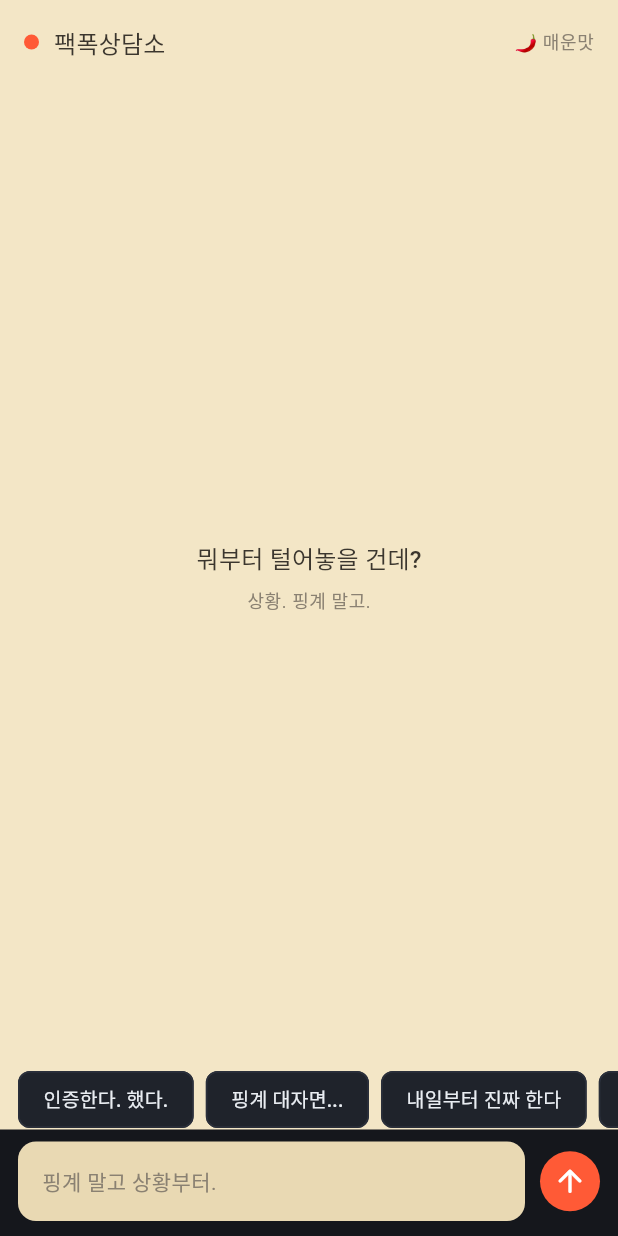
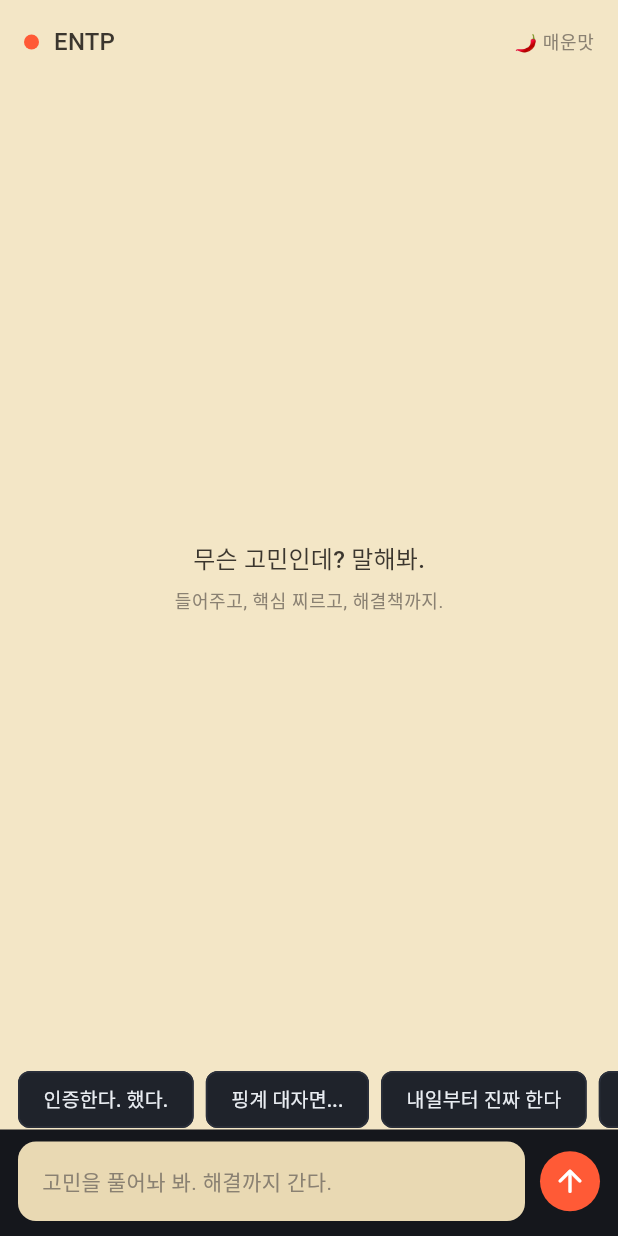
Before and after one commit to half1126-byte/secret-diary, a Flutter app: the CoachScreen screen opened directly, on a phone screen of 412 x 824 dp. Run offline on Flutter 3.47's test engine with Material 3 defaults, Android fonts, the phone set to English and light mode, and no system bars; our stand-ins replace drift, drift_flutter, flutter_riverpod, google_fonts, share_plus, shared_preferences; missing offline and left inert: google_mlkit_digital_ink_recognition, perfect_freehand; accounts and stored records are empty; generated files the repository leaves out were written again.

Commit message:
명칭 변경: 팩폭상담소 → ENTP + 답변 톤 재조정
- 앱 이름/라벨/앱바/공유 카드/README/릴리즈 노트 모두 ENTP로 통일
- 프롬프트 개편: 경청(공감 1-2줄) → 핵심 진단 → 해결책(옵션 2-3개
  + 트레이드오프 + 추천) → 행동 명령(시간) → 검증 예고
- 마냥 비아냥·비난·인신공격 금지 명시 — 행동만 지적, 사람은 존중
- 답변 분량 확대: 15-25자 파편체 → 6-12줄 온전한 문장
- 강도 3단계 유지(불닭맛도 해결책 파트는 동일하게 구체적으로)
- 첫 화면 카피: "무슨 고민인데? 말해봐. / 들어주고, 핵심 찌르고, 해결책까지."
- 테스트 66건 통과

Co-Authored-By: Claude Fable 5 <noreply@anthropic.com>
Claude-Session: https://claude.ai/code/session_0194TzyG22c4p6q6Jyxt5LrX

```diff
--- a/lib/coach/coach_app.dart
+++ b/lib/coach/coach_app.dart
@@ -2,7 +2,7 @@ import 'package:flutter/material.dart';
 
 import 'coach_screen.dart';
 
-/// 팩폭상담소 — 차갑고 사무적인 다크 테마.
+/// ENTP — 차갑고 사무적인 다크 테마.
 abstract final class CoachColors {
   static const bg = Color(0xFF15171C);
   static const surface = Color(0xFF1F232B);
@@ -18,7 +18,7 @@ class CoachApp extends StatelessWidget {
   @override
   Widget build(BuildContext context) {
     return MaterialApp(
-      title: '팩폭상담소',
+      title: 'ENTP',
       debugShowCheckedModeBanner: false,
       theme: ThemeData(
         useMaterial3: true,
--- a/lib/coach/coach_screen.dart
+++ b/lib/coach/coach_screen.dart
@@ -17,7 +17,7 @@ import 'coach_share_card.dart';
   return (score: score, body: text.substring(match.end).trimLeft());
 }
 
-/// 팩폭상담소 — 단일 채팅 화면.
+/// ENTP — 단일 채팅 화면.
 class CoachScreen extends ConsumerStatefulWidget {
   const CoachScreen({super.key});
 
@@ -76,7 +76,7 @@ class _CoachScreenState extends ConsumerState<CoachScreen> {
               ),
             ),
             const SizedBox(width: 10),
-            Text('팩폭상담소', style: theme.textTheme.titleMedium),
+            Text('ENTP', style: theme.textTheme.titleMedium),
           ],
         ),
         actions: [
@@ -132,10 +132,10 @@ class _CoachScreenState extends ConsumerState<CoachScreen> {
                                   mainAxisAlignment:
                                       MainAxisAlignment.center,
                                   children: [
-                                    Text('뭐부터 털어놓을 건데?',
+                                    Text('무슨 고민인데? 말해봐.',
                                         style: theme.textTheme.titleMedium),
                                     const SizedBox(height: 8),
-                                    Text('상황. 핑계 말고.',
+                                    Text('들어주고, 핵심 찌르고, 해결책까지.',
                                         style: theme.textTheme.bodySmall),
                                   ],
                                 ),
@@ -209,7 +209,7 @@ class _CoachScreenState extends ConsumerState<CoachScreen> {
                           textInputAction: TextInputAction.send,
                           onSubmitted: (_) => _send(),
                           decoration: const InputDecoration(
-                            hintText: '핑계 말고 상황부터.',
+                            hintText: '고민을 풀어놔 봐. 해결까지 간다.',
                           ),
                           style: theme.textTheme.bodyMedium,
                         ),
--- a/lib/coach/coach_session.dart
+++ b/lib/coach/coach_session.dart
@@ -9,7 +9,7 @@ import 'coach_prompt.dart';
 
 enum CoachStatus { idle, thinking, failed }
 
-/// 팩폭상담소의 대화 세션 — 하나의 연속된 상담 스레드.
+/// ENTP의 대화 세션 — 하나의 연속된 상담 스레드.
 class CoachSession extends ChangeNotifier {
   CoachSession({
     required DiaryRepository repository,
--- a/lib/coach/coach_share_card.dart
+++ b/lib/coach/coach_share_card.dart
@@ -63,7 +63,7 @@ Future<void> _share(BuildContext context, GlobalKey boundaryKey) async {
     final file = File('${dir.path}/factbomb.png');
     await file.writeAsBytes(bytes!.buffer.asUint8List());
     await SharePlus.instance.share(
-      ShareParams(files: [XFile(file.path)], text: '#팩폭상담소'),
+      ShareParams(files: [XFile(file.path)], text: '#ENTP상담소'),
     );
   } catch (_) {
     if (context.mounted) {
@@ -124,7 +124,7 @@ class _FactBombCard extends StatelessWidget {
               ),
               const SizedBox(width: 8),
               const Text(
-                '팩폭상담소 — 실행이 답이다',
+                'ENTP — 핵심을 찌르는 해결책',
                 style: TextStyle(color: CoachColors.textFaded, fontSize: 12),
               ),
             ],
--- a/lib/data/repositories/settings_repository.dart
+++ b/lib/data/repositories/settings_repository.dart
@@ -55,7 +55,7 @@ class SettingsRepository {
 
   static const _keyCoachHeat = 'coach_heat';
 
-  /// 팩폭상담소의 팩폭 강도 ('mild' | 'spicy' | 'nuclear').
+  /// ENTP 채팅 상담의 팩폭 강도 ('mild' | 'spicy' | 'nuclear').
   Future<String> getCoachHeat() async =>
       await _prefs.getString(_keyCoachHeat) ?? 'spicy';
 
--- a/lib/main.dart
+++ b/lib/main.dart
@@ -5,7 +5,7 @@ import 'package:intl/date_symbol_data_local.dart';
 import 'app.dart';
 import 'coach/coach_app.dart';
 
-/// 빌드 시 --dart-define=APP_MODE=coach 를 주면 팩폭상담소가 된다.
+/// 빌드 시 --dart-define=APP_MODE=coach 를 주면 ENTP(채팅 상담)가 된다.
 const _appMode = String.fromEnvironment('APP_MODE', defaultValue: 'reme');
 
 Future<void> main() async {
```
Also changed, not shown: lib/coach/coach_prompt.dart (+59 -50 lines), 4 other files.
